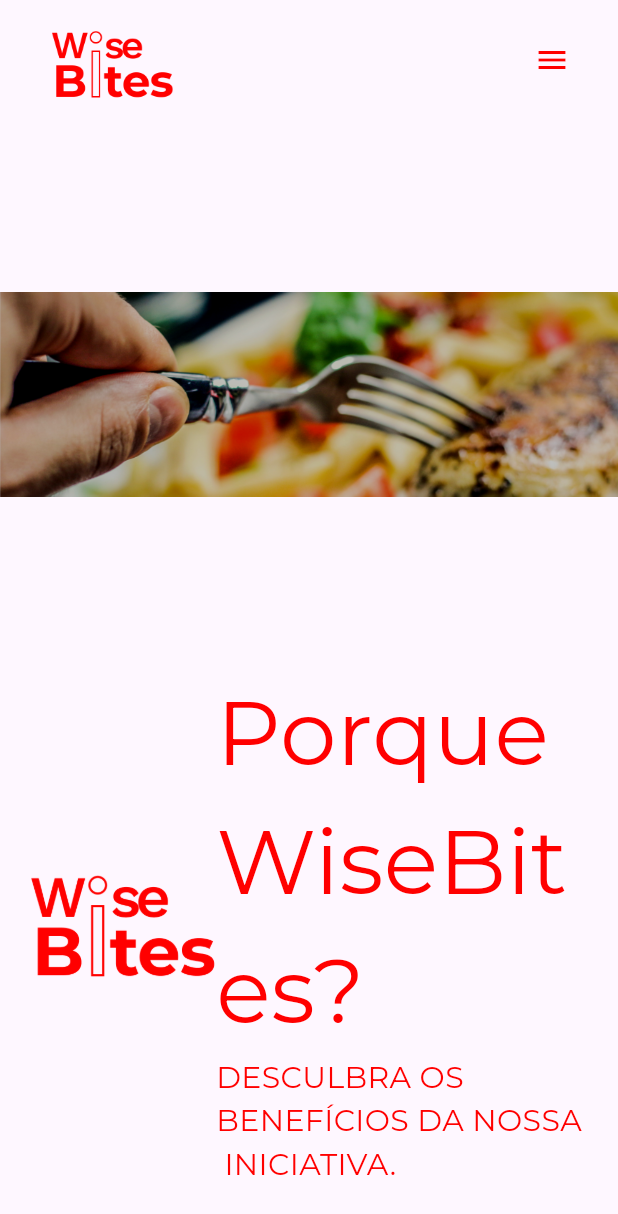
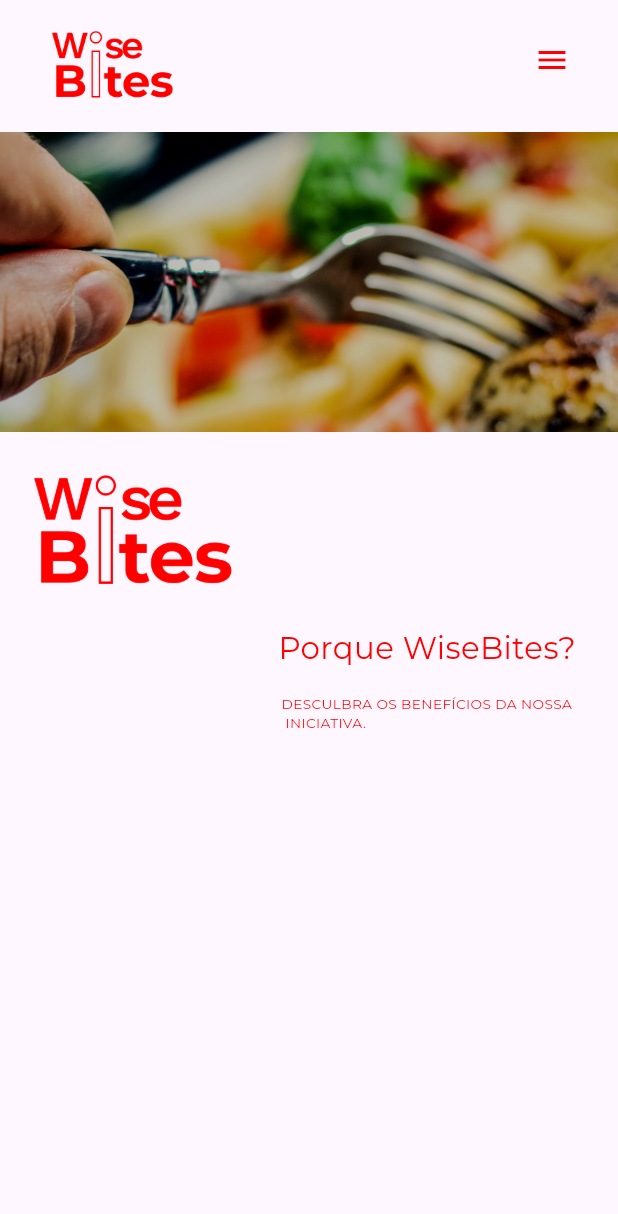
Before and after one commit to VictorHug01/wisebites, a Flutter app: the screen it shows after launch, on a phone screen of 412 x 824 dp. Shown: the top 1214 px of the screen. Run offline on Flutter 3.47's test engine with Material 3 defaults, Android fonts, the phone set to English and light mode, and no system bars; drawn by our look-alikes of carousel_slider; our stand-ins replace google_fonts.

Commit message:
fazendo responsividade

```diff
--- a/lib/src/home/home_page.dart
+++ b/lib/src/home/home_page.dart
@@ -13,26 +13,36 @@
 }
 
 class _MyHomePageState extends State<MyHomePage> {
+  int screenWidth = 0;
+
+  Visu() {
+    if (MediaQuery.of(context).size.width < 650) {
+      return screenWidth = 1;
+    } else {
+      return screenWidth = 2;
+    }
+  }
+
   List<Widget> imagens = [
     SizedBox(
       width: double.infinity,
       child: Image.asset(
         'assets/s1.png',
-        fit: BoxFit.fitWidth,
+        fit: BoxFit.cover,
       ),
     ),
     SizedBox(
       width: double.infinity,
       child: Image.asset(
         'assets/s2.png',
-        fit: BoxFit.fitWidth,
+        fit: BoxFit.cover,
       ),
     ),
     SizedBox(
       width: double.infinity,
       child: Image.asset(
         'assets/s3.png',
-        fit: BoxFit.fitWidth,
+        fit: BoxFit.cover,
       ),
     ),
   ];
@@ -40,13 +50,17 @@
   Widget build(BuildContext context) {
     return Scaffold(
       endDrawer: const DrawerComponent(),
-      appBar: AppBar(
+      body: NestedScrollView(
+        floatHeaderSlivers: true,
+        headerSliverBuilder: (context, innerBoxIsScrolled) => [
+          SliverAppBar(
             toolbarHeight: 80.0,
             leadingWidth: 150.0,
             foregroundColor: Color(0XFFFF0000),
             surfaceTintColor: Colors.transparent,
             leading: Padding(
-          padding: const EdgeInsets.symmetric(horizontal: 20.0, vertical: 8.0),
+              padding:
+                  const EdgeInsets.symmetric(horizontal: 20.0, vertical: 8.0),
               child: Image.asset(
                 'assets/logo.png',
                 fit: BoxFit.contain,
@@ -65,7 +79,7 @@
                           icon: const Icon(Icons.menu),
                         );
                       })
-                : const Row(
+                    : Row(
                         children: [
                           ListSpace(textList: 'Home'),
                           ListSpace(textList: 'Sobre nós'),
@@ -77,6 +91,7 @@
               ),
             ],
           ),
+        ],
         body: ListView(
           children: [
             SizedBox(
@@ -88,61 +103,67 @@
                 options: CarouselOptions(
                   autoPlayCurve: Curves.easeInOutSine,
                   viewportFraction: 1.0,
-                height: 350,
+                  height:
+                      MediaQuery.of(context).size.width < 650 ? 200.0 : 300.0,
                   autoPlay: true,
                   autoPlayInterval: const Duration(seconds: 3),
                 ),
                 items: imagens.map((Image) => Image).toList(),
               ),
             ),
+            GridView.count(
+              padding: EdgeInsets.symmetric(horizontal: 20.0, vertical: 8.0),
+              crossAxisCount: Visu(),
+              physics: NeverScrollableScrollPhysics(),
+              shrinkWrap: true,
+              childAspectRatio:
+                  MediaQuery.of(context).size.width >= 650 ? 16 / 7 : 32 / 9,
+              children: [
                 Container(
-            height: 350.0,
-            child: Padding(
-              padding:
-                  const EdgeInsets.symmetric(horizontal: 20.0, vertical: 8.0),
-              child: Row(
-                children: [
-                  Expanded(
-                    flex: 1,
-                    child: Container(
                   alignment: Alignment.centerLeft,
                   child: Image.asset(
                     'assets/logo.png',
+                    width: MediaQuery.of(context).size.width / 3.0,
+                  ),
+                ),
+                Container(
+                  child: Column(
+                    mainAxisAlignment: MainAxisAlignment.center,
+                    crossAxisAlignment: MediaQuery.of(context).size.width < 650
+                        ? CrossAxisAlignment.end
+                        : CrossAxisAlignment.start,
+                    children: [
+                      Padding(
+                        padding: const EdgeInsets.all(8.0),
+                        child: Text(
+                          'Porque WiseBites?',
+                          softWrap: false,
+                          style: GoogleFonts.montserrat(
+                            fontWeight: FontWeight.w400,
+                            fontSize: MediaQuery.of(context).size.width / 20.0,
+                            color: Color(0XFFFF0000),
                           ),
                         ),
                       ),
-                  Expanded(
-                    flex: 2,
-                    child: Container(
-                      child: Column(
-                        mainAxisAlignment: MainAxisAlignment.center,
-                        crossAxisAlignment: CrossAxisAlignment.start,
-                        children: [
-                          Text(
-                            'Porque WiseBites?',
+                      Padding(
+                        padding: const EdgeInsets.all(8.0),
+                        child: Text(
+                          'DESCULBRA OS BENEFÍCIOS DA NOSSA \n INICIATIVA.',
+                          softWrap: false,
                           style: GoogleFonts.montserrat(
                             fontWeight: FontWeight.w400,
-                              fontSize: 60.0,
+                            fontSize: MediaQuery.of(context).size.width / 45.0,
                             color: Color(0XFFFF0000),
                           ),
-                          ),
-                          Text(
-                            'DESCULBRA OS BENEFÍCIOS DA NOSSA \n INICIATIVA.',
-                            style: GoogleFonts.montserrat(
-                              fontWeight: FontWeight.w400,
-                              fontSize: 20.0,
-                              color: Color(0XFFFF0000),
                         ),
                       )
                     ],
                   ),
                 ),
+              ],
             ),
           ],
         ),
-            ),
-          ),
-        ],
       ),
     );
   }
@@ -155,11 +176,15 @@
   @override
   Widget build(BuildContext context) {
     return Padding(
-      padding: const EdgeInsets.only(right: 10.0),
+      padding: const EdgeInsets.only(right: 15.0),
+      child: MouseRegion(
+        cursor: SystemMouseCursors.click,
         child: Text(
           textList,
           style: GoogleFonts.montserrat(
             fontWeight: FontWeight.w500,
+            fontSize: 15.0,
+          ),
         ),
       ),
     );
--- a/pubspec.yaml
+++ b/pubspec.yaml
@@ -37,6 +37,8 @@
   cupertino_icons: ^1.0.2
   carousel_slider: ^4.2.1
   google_fonts: ^6.1.0
+  flutter_anchorlable: ^0.1.1
+  resend: ^1.0.0
 
 dev_dependencies:
   flutter_launcher_icons: "^0.13.1"
```
Also changed, not shown: pubspec.lock. Lines whose indentation alone changed are shown as unchanged.
